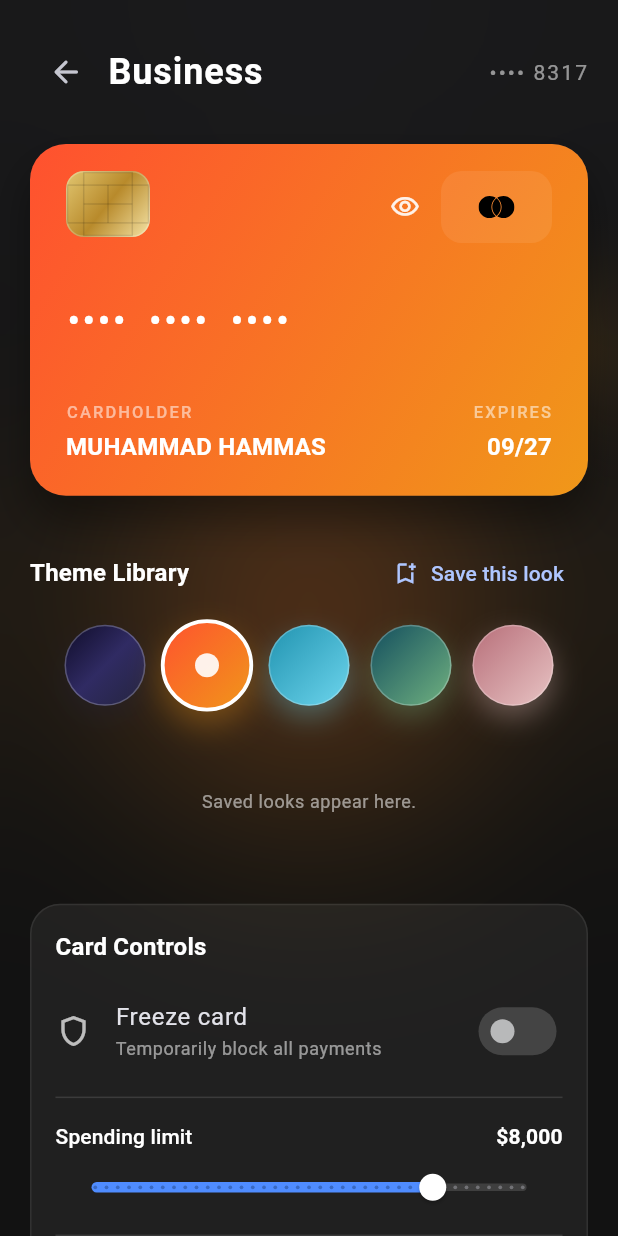
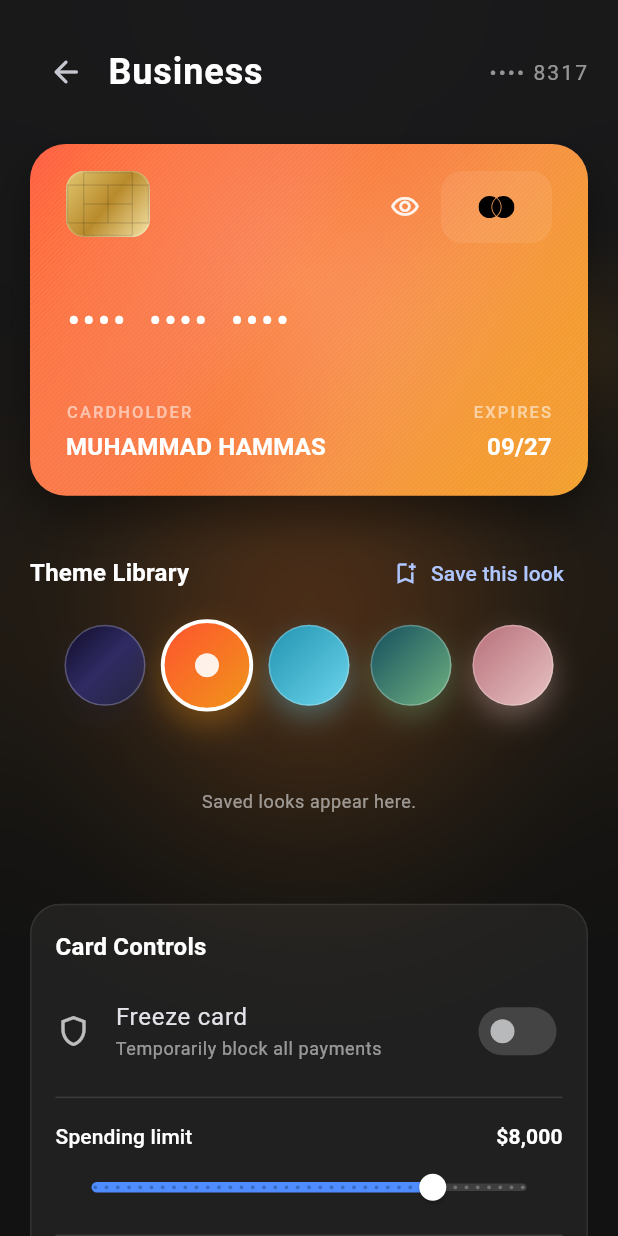
Before and after one commit to HammasT1/WalletFX, a Flutter app: the screen it shows after launch, after a tap on an icon or button, on a phone screen of 412 x 824 dp. Run offline on Flutter 3.47's test engine with Material 3 defaults, Android fonts, the phone set to English and light mode, and no system bars; our stand-ins replace flutter_svg, sensors_plus, shared_preferences.

Commit message:
Add holographic foil that follows device tilt

```diff
--- /dev/null
+++ b/lib/state/device_tilt.dart
@@ -0,0 +1,83 @@
+import 'dart:async';
+import 'dart:io' show Platform;
+
+import 'package:flutter/foundation.dart';
+import 'package:flutter/painting.dart';
+import 'package:sensors_plus/sensors_plus.dart';
+
+/// How far the phone has been tilted away from the way it is being held,
+/// from -1 to 1 on each axis.
+///
+/// It reads the accelerometer, so it measures the phone's angle against
+/// gravity. The resting angle slowly follows the phone, so holding it at any
+/// angle settles back to zero and only fresh movement registers.
+///
+/// On platforms without a motion sensor, [tilt] simply stays at zero.
+class DeviceTilt {
+  final ValueNotifier<Offset> tilt = ValueNotifier(Offset.zero);
+
+  StreamSubscription<AccelerometerEvent>? _subscription;
+  Offset? _resting;
+  Offset _smoothed = Offset.zero;
+
+  /// Tilting the phone by this much gravity (about 20°) moves the value
+  /// all the way to 1.
+  static const double _fullTilt = 0.35;
+
+  static bool get isSupported {
+    if (kIsWeb) {
+      return true;
+    }
+    return Platform.isAndroid || Platform.isIOS;
+  }
+
+  void start() {
+    if (!isSupported || _subscription != null) {
+      return;
+    }
+    try {
+      _subscription =
+          accelerometerEventStream(
+            samplingPeriod: SensorInterval.gameInterval,
+          ).listen(
+            _onReading,
+            // No sensor on this device: leave the foil to the touch tilt.
+            onError: (Object _) => stop(),
+            cancelOnError: true,
+          );
+    } catch (_) {
+      _subscription = null;
+    }
+  }
+
+  void _onReading(AccelerometerEvent event) {
+    // Gravity along the screen's width and height, as a fraction of 1 g.
+    final gravity = Offset(event.x / 9.81, event.y / 9.81);
+    final resting = Offset.lerp(_resting ?? gravity, gravity, 0.012)!;
+    _resting = resting;
+    _smoothed = Offset.lerp(_smoothed, gravity - resting, 0.18)!;
+
+    final next = Offset(
+      (-_smoothed.dx / _fullTilt).clamp(-1.0, 1.0),
+      (_smoothed.dy / _fullTilt).clamp(-1.0, 1.0),
+    );
+    // Skip changes too small to see, to save repaints.
+    if ((next - tilt.value).distance > 0.004) {
+      tilt.value = next;
+    }
+  }
+
+  void stop() {
+    _subscription?.cancel();
+    _subscription = null;
+    _resting = null;
+    _smoothed = Offset.zero;
+    tilt.value = Offset.zero;
+  }
+
+  void dispose() {
+    _subscription?.cancel();
+    _subscription = null;
+    tilt.dispose();
+  }
+}
--- a/lib/widgets/credit_card_widget.dart
+++ b/lib/widgets/credit_card_widget.dart
@@ -1,13 +1,16 @@
 import 'dart:math' as math;
 
+import 'package:flutter/foundation.dart';
 import 'package:flutter/material.dart';
 import 'package:flutter/services.dart';
 import 'package:flutter_svg/flutter_svg.dart';
 
 import '../models/wallet_card.dart';
+import '../state/device_tilt.dart';
 import '../utils/card_number_formatter.dart';
 import 'card_painter.dart';
 import 'frost_overlay.dart';
+import 'holo_foil.dart';
 
 class CreditCardWidget extends StatefulWidget {
   const CreditCardWidget({
@@ -36,6 +39,10 @@ class _CreditCardWidgetState extends State<CreditCardWidget>
   late final Animation<double> _shineAnimation;
 
   Offset _tiltOffset = Offset.zero;
+  final DeviceTilt _deviceTilt = DeviceTilt();
+
+  /// Where the holographic foil is, from the phone's tilt plus the finger's.
+  final ValueNotifier<Offset> _foil = ValueNotifier(Offset.zero);
   bool _showBack = false;
   bool _revealCardNumber = false;
   bool _revealCvv = false;
@@ -73,6 +80,17 @@ class _CreditCardWidgetState extends State<CreditCardWidget>
     } else {
       _controller.value = 1;
     }
+    _deviceTilt.tilt.addListener(_updateFoil);
+    _deviceTilt.start();
+  }
+
+  // The touch tilt tops out at ±0.11 and ±0.14 radians; scale it to ±1.
+  void _updateFoil() {
+    final device = _deviceTilt.tilt.value;
+    _foil.value = Offset(
+      (device.dx + _tiltOffset.dx / 0.11).clamp(-1.0, 1.0),
+      (device.dy + _tiltOffset.dy / 0.14).clamp(-1.0, 1.0),
+    );
   }
 
   @override
@@ -88,6 +106,8 @@ class _CreditCardWidgetState extends State<CreditCardWidget>
     _controller.dispose();
     _flipController.dispose();
     _peekController.dispose();
+    _deviceTilt.dispose();
+    _foil.dispose();
     super.dispose();
   }
 
@@ -100,12 +120,14 @@ class _CreditCardWidgetState extends State<CreditCardWidget>
         y.clamp(-0.5, 0.5) * 0.28,
       );
     });
+    _updateFoil();
   }
 
   void _resetTilt() {
     setState(() {
       _tiltOffset = Offset.zero;
     });
+    _updateFoil();
   }
 
   void _toggleFlip() {
@@ -239,6 +261,7 @@ class _CreditCardWidgetState extends State<CreditCardWidget>
                             isCvvRevealed: _revealCvv,
                             onCvvToggle: _toggleCvv,
                             frozen: widget.card.controls.frozen,
+                            foil: _foil,
                           ),
                           _CardFace(
                             visible: _flipController.value >= 0.5,
@@ -257,6 +280,7 @@ class _CreditCardWidgetState extends State<CreditCardWidget>
                             isCvvRevealed: _revealCvv,
                             onCvvToggle: _toggleCvv,
                             frozen: widget.card.controls.frozen,
+                            foil: _foil,
                           ),
                         ],
                       ),
@@ -328,6 +352,7 @@ class _CardFace extends StatelessWidget {
     required this.isCvvRevealed,
     required this.onCvvToggle,
     required this.frozen,
+    this.foil,
   });
 
   final bool visible;
@@ -346,6 +371,18 @@ class _CardFace extends StatelessWidget {
   final bool isCvvRevealed;
   final VoidCallback onCvvToggle;
   final bool frozen;
+
+  /// The foil's tilt. A card at rest, with no [foil], shows it centred.
+  final ValueListenable<Offset>? foil;
+
+  Widget _buildFoil(Offset offset) {
+    return HoloFoil(
+      // The back is seen mirrored, so its foil moves the other way.
+      offset: showBack ? Offset(-offset.dx, offset.dy) : offset,
+      // Dim the foil under frost so the frost stays the focus.
+      intensity: HoloFoil.intensityFor(offset) * (frozen ? 0.3 : 1),
+    );
+  }
 
   @override
   Widget build(BuildContext context) {
@@ -385,6 +422,14 @@ class _CardFace extends StatelessWidget {
                     ],
                   ),
                 ),
+              ),
+              Positioned.fill(
+                child: foil == null
+                    ? _buildFoil(Offset.zero)
+                    : ValueListenableBuilder<Offset>(
+                        valueListenable: foil!,
+                        builder: (context, offset, _) => _buildFoil(offset),
+                      ),
               ),
               Positioned.fill(
                 child: ClipRRect(
--- /dev/null
+++ b/lib/widgets/holo_foil.dart
@@ -0,0 +1,156 @@
+import 'dart:math' as math;
+import 'dart:ui' as ui;
+
+import 'package:flutter/material.dart';
+
+/// A holographic foil laid over a card face: rainbow bands and a bright spot
+/// of light that slide across the card as it tilts, over a fine pattern of
+/// diffraction lines that shimmer at a different speed.
+///
+/// [offset] is the tilt, from -1 to 1 on each axis. It blends with the card
+/// painted beneath it, so it must sit in the same layer as the card face
+/// (no RepaintBoundary or Opacity in between).
+class HoloFoil extends StatelessWidget {
+  const HoloFoil({
+    super.key,
+    required this.offset,
+    this.intensity = 1,
+    this.borderRadius = 24,
+  });
+
+  final Offset offset;
+
+  /// From 0 (no foil) to 1 (full strength).
+  final double intensity;
+  final double borderRadius;
+
+  /// The strength at rest. Tilting adds up to the rest.
+  static const double restingIntensity = 0.6;
+
+  /// A stronger foil the more the card is tilted, like a real hologram
+  /// catching the light.
+  static double intensityFor(Offset offset) =>
+      restingIntensity +
+      (1 - restingIntensity) * math.min(1.0, offset.distance);
+
+  @override
+  Widget build(BuildContext context) {
+    if (intensity <= 0) {
+      return const SizedBox.shrink();
+    }
+    return IgnorePointer(
+      child: ClipRRect(
+        borderRadius: BorderRadius.circular(borderRadius),
+        child: CustomPaint(
+          size: Size.infinite,
+          painter: _HoloFoilPainter(offset: offset, intensity: intensity),
+        ),
+      ),
+    );
+  }
+}
+
+class _HoloFoilPainter extends CustomPainter {
+  _HoloFoilPainter({required this.offset, required this.intensity});
+
+  final Offset offset;
+  final double intensity;
+
+  static const _rainbow = [
+    Color(0xFFFF7EB3),
+    Color(0xFFFFD58A),
+    Color(0xFFA6FFCB),
+    Color(0xFF7FE7FF),
+    Color(0xFFB79BFF),
+    Color(0xFFFF7EB3),
+  ];
+
+  /// The rainbow, repeating every [period] pixels along the diagonal and
+  /// shifted by [shift].
+  ui.Gradient _rainbowShader(
+    Size size,
+    Offset shift,
+    double period,
+    double alpha,
+  ) {
+    final direction = Offset(size.width, size.height);
+    final unit = direction / direction.distance;
+    final start = shift;
+    final end = shift + unit * period;
+    return ui.Gradient.linear(
+      start,
+      end,
+      [for (final c in _rainbow) c.withValues(alpha: alpha)],
+      const [0, 0.2, 0.4, 0.6, 0.8, 1],
+      TileMode.mirror,
+    );
+  }
+
+  @override
+  void paint(Canvas canvas, Size size) {
+    final rect = Offset.zero & size;
+
+    // Rainbow bands that glide across as the card tilts.
+    final bandShift = Offset(
+      offset.dx * size.width * 0.7,
+      offset.dy * size.height * 0.7,
+    );
+    canvas.drawRect(
+      rect,
+      Paint()
+        ..blendMode = BlendMode.screen
+        ..shader = _rainbowShader(
+          size,
+          bandShift,
+          size.width * 0.55,
+          0.24 * intensity,
+        ),
+    );
+
+    // Fine diffraction lines, moving faster than the bands so the two
+    // shimmer against each other.
+    final linePaint = Paint()
+      ..blendMode = BlendMode.screen
+      ..strokeWidth = 0.7
+      ..shader = _rainbowShader(
+        size,
+        bandShift * 1.8,
+        size.width * 0.3,
+        0.16 * intensity,
+      );
+    const spacing = 3.2;
+    for (var x = -size.height; x < size.width; x += spacing) {
+      canvas.drawLine(
+        Offset(x, size.height),
+        Offset(x + size.height, 0),
+        linePaint,
+      );
+    }
+
+    // A spot of light that moves the opposite way to the tilt, as if a
+    // lamp above the card were reflecting off it.
+    final spot = Offset(
+      size.width * (0.5 - offset.dx * 0.45),
+      size.height * (0.4 - offset.dy * 0.45),
+    );
+    canvas.drawRect(
+      rect,
+      Paint()
+        ..blendMode = BlendMode.screen
+        ..shader = ui.Gradient.radial(
+          spot,
+          size.width * 0.55,
+          [
+            Colors.white.withValues(alpha: 0.2 * intensity),
+            Colors.white.withValues(alpha: 0.05 * intensity),
+            Colors.transparent,
+          ],
+          const [0, 0.45, 1],
+        ),
+    );
+  }
+
+  @override
+  bool shouldRepaint(covariant _HoloFoilPainter oldDelegate) =>
+      oldDelegate.offset != offset || oldDelegate.intensity != intensity;
+}
--- a/pubspec.yaml
+++ b/pubspec.yaml
@@ -36,6 +36,7 @@ dependencies:
   cupertino_icons: ^1.0.8
   flutter_svg: ^2.0.10
   shared_preferences: ^2.5.4
+  sensors_plus: ^7.1.1
 
 dev_dependencies:
   flutter_test:
```
Also changed, not shown: pubspec.lock.
